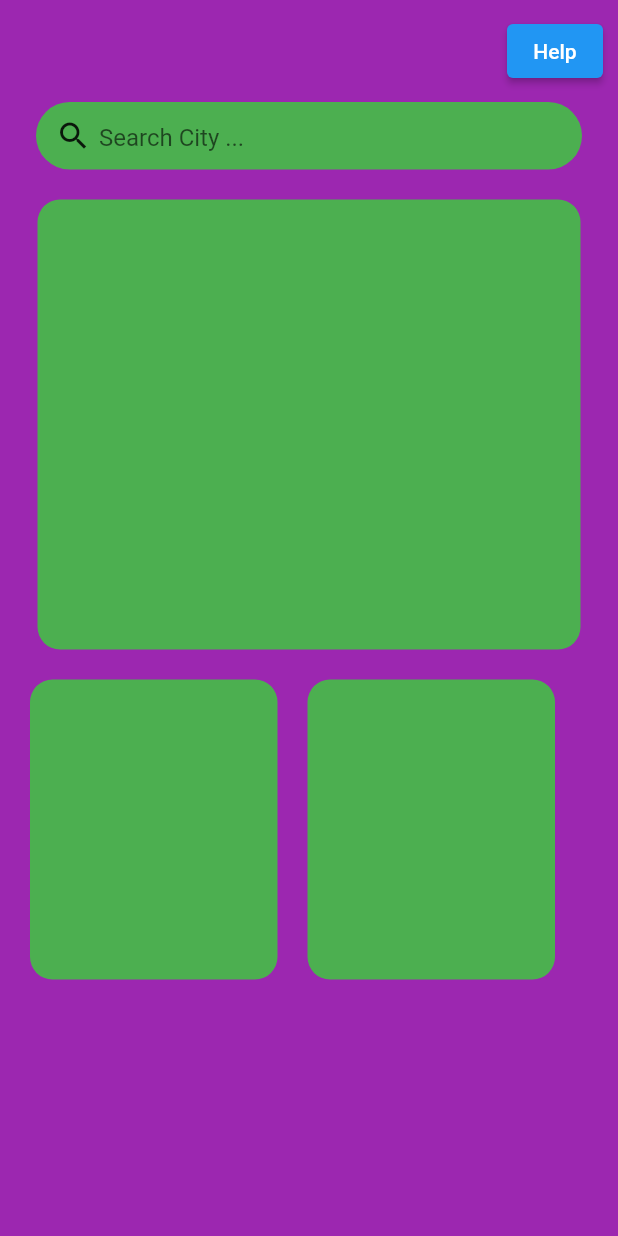
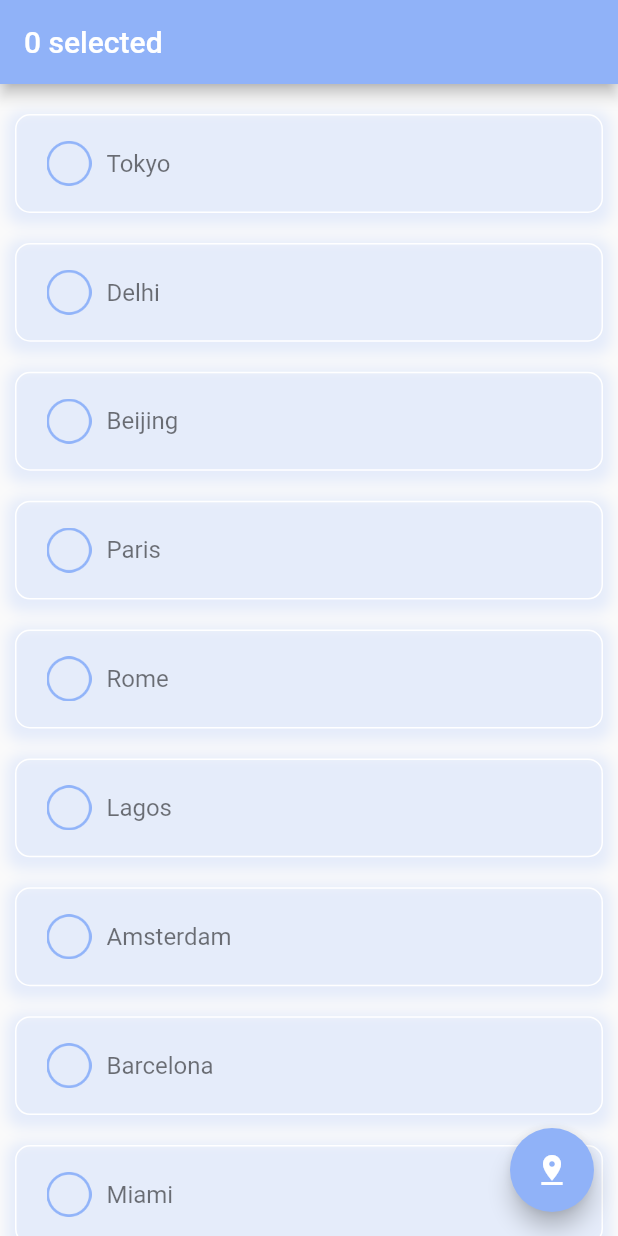
Before and after one commit to XresthaKiran/Weather-App, a Flutter app: the screen it shows after launch, on a phone screen of 412 x 824 dp. Run offline on Flutter 3.47's test engine with Material 2 defaults, Android fonts, the phone set to English and light mode, and no system bars; our stand-ins replace flutter_spinkit, google_fonts.

Commit message:
added_CityList

```diff
--- a/lib/main.dart
+++ b/lib/main.dart
@@ -1,6 +1,6 @@
 import 'package:flutter/material.dart';
 import 'package:weather_app/screen/help_screen.dart';
-import 'package:weather_app/screen/home_screen.dart';
+import 'package:weather_app/screen/search_location.dart';
 
 void main(){
   runApp(const MyApp());
@@ -17,7 +17,7 @@ class MyApp extends StatelessWidget {
       theme: ThemeData(
         primarySwatch: Colors.blue
       ),
-      home: const HelpScreen(),
+      home: const Welcome(),
     );
   }
 }
--- /dev/null
+++ b/lib/model/city.dart
@@ -0,0 +1,312 @@
+class City {
+  bool isSelected;
+  final String city;
+  final String country;
+  final bool isDefault;
+
+  City({
+    required this.isSelected,
+    required this.city,
+    required this.country,
+    required this.isDefault,
+  });
+
+  // List of Cities data
+  static List<City> citiesList = [
+    City(
+      isSelected: false,
+      city: 'London',
+      country: 'United Kingdom',
+      isDefault: true,
+    ),
+    City(
+      isSelected: false,
+      city: 'Tokyo',
+      country: 'Japan',
+      isDefault: false,
+    ),
+    City(
+      isSelected: false,
+      city: 'Delhi',
+      country: 'India',
+      isDefault: false,
+    ),
+    City(
+      isSelected: false,
+      city: 'Beijing',
+      country: 'China',
+      isDefault: false,
+    ),
+    City(
+      isSelected: false,
+      city: 'Paris',
+      country: 'France',
+      isDefault: false,
+    ),
+    City(
+      isSelected: false,
+      city: 'Rome',
+      country: 'Italy',
+      isDefault: false,
+    ),
+    City(
+      isSelected: false,
+      city: 'Lagos',
+      country: 'Nigeria',
+      isDefault: false,
+    ),
+    City(
+      isSelected: false,
+      city: 'Amsterdam',
+      country: 'Netherlands',
+      isDefault: false,
+    ),
+    City(
+      isSelected: false,
+      city: 'Barcelona',
+      country: 'Spain',
+      isDefault: false,
+    ),
+    City(
+      isSelected: false,
+      city: 'Miami',
+      country: 'United States',
+      isDefault: false,
+    ),
+    City(
+      isSelected: false,
+      city: 'Vienna',
+      country: 'Austria',
+      isDefault: false,
+    ),
+    City(
+      isSelected: false,
+      city: 'Berlin',
+      country: 'Germany',
+      isDefault: false,
+    ),
+    City(
+      isSelected: false,
+      city: 'Toronto',
+      country: 'Canada',
+      isDefault: false,
+    ),
+    City(
+      isSelected: false,
+      city: 'Brussels',
+      country: 'Belgium',
+      isDefault: false,
+    ),
+    City(
+      isSelected: false,
+      city: 'Nairobi',
+      country: 'Kenya',
+      isDefault: false,
+    ),
+    City(
+      isSelected: false,
+      city: 'Sydney',
+      country: 'Australia',
+      isDefault: false,
+    ),
+    City(
+      isSelected: false,
+      city: 'Cairo',
+      country: 'Egypt',
+      isDefault: false,
+    ),
+    City(
+      isSelected: false,
+      city: 'Mumbai',
+      country: 'India',
+      isDefault: false,
+    ),
+    City(
+      isSelected: false,
+      city: 'New York',
+      country: 'United States',
+      isDefault: false,
+    ),
+    City(
+      isSelected: false,
+      city: 'Moscow',
+      country: 'Russia',
+      isDefault: false,
+    ),
+    City(
+      isSelected: false,
+      city: 'Rio de Janeiro',
+      country: 'Brazil',
+      isDefault: false,
+    ),
+    City(
+      isSelected: false,
+      city: 'Cape Town',
+      country: 'South Africa',
+      isDefault: false,
+    ),
+    City(
+      isSelected: false,
+      city: 'Bangkok',
+      country: 'Thailand',
+      isDefault: false,
+    ),
+    City(
+      isSelected: false,
+      city: 'Seoul',
+      country: 'South Korea',
+      isDefault: false,
+    ),
+    City(
+      isSelected: false,
+      city: 'Istanbul',
+      country: 'Turkey',
+      isDefault: false,
+    ),
+    City(
+      isSelected: false,
+      city: 'Dubai',
+      country: 'United Arab Emirates',
+      isDefault: false,
+    ),
+    City(
+      isSelected: false,
+      city: 'São Paulo',
+      country: 'Brazil',
+      isDefault: false,
+    ),
+    City(
+      isSelected: false,
+      city: 'Shanghai',
+      country: 'China',
+      isDefault: false,
+    ),
+    City(
+      isSelected: false,
+      city: 'Karachi',
+      country: 'Pakistan',
+      isDefault: false,
+    ),
+    City(
+      isSelected: false,
+      city: 'Ho Chi Minh City',
+      country: 'Vietnam',
+      isDefault: false,
+    ),
+    City(
+      isSelected: false,
+      city: 'Kolkata',
+      country: 'India',
+      isDefault: false,
+    ),
+    City(
+      isSelected: false,
+      city: 'Jakarta',
+      country: 'Indonesia',
+      isDefault: false,
+    ),
+    City(
+      isSelected: false,
+      city: 'Taipei',
+      country: 'Taiwan',
+      isDefault: false,
+    ),
+    City(
+      isSelected: false,
+      city: 'Dhaka',
+      country: 'Bangladesh',
+      isDefault: false,
+    ),
+    City(
+      isSelected: false,
+      city: 'Manila',
+      country: 'Philippines',
+      isDefault: false,
+    ),
+    City(
+      isSelected: false,
+      city: 'Kuala Lumpur',
+      country: 'Malaysia',
+      isDefault: false,
+    ),
+    City(
+      isSelected: false,
+      city: 'Singapore',
+      country: 'Singapore',
+      isDefault: false,
+    ),
+    City(
+      isSelected: false,
+      city: 'Riyadh',
+      country: 'Saudi Arabia',
+      isDefault: false,
+    ),
+    City(
+      isSelected: false,
+      city: 'Tehran',
+      country: 'Iran',
+      isDefault: false,
+    ),
+    City(
+      isSelected: false,
+      city: 'Kathmandu',
+      country: 'Nepal',
+      isDefault: false,
+    ),
+    City(
+      isSelected: false,
+      city: 'Pokhara',
+      country: 'Nepal',
+      isDefault: false,
+    ),
+    City(
+      isSelected: false,
+      city: 'Biratnagar',
+      country: 'Nepal',
+      isDefault: false,
+    ),
+    City(
+      isSelected: false,
+      city: 'Lalitpur',
+      country: 'Nepal',
+      isDefault: false,
+    ),
+    City(
+      isSelected: false,
+      city: 'Bharatpur',
+      country: 'Nepal',
+      isDefault: false,
+    ),
+    City(
+      isSelected: false,
+      city: 'Birgunj',
+      country: 'Nepal',
+      isDefault: false,
+    ),
+    City(
+      isSelected: false,
+      city: 'Dharan',
+      country: 'Nepal',
+      isDefault: false,
+    ),
+    City(
+      isSelected: false,
+      city: 'Butwal',
+      country: 'Nepal',
+      isDefault: false,
+    ),
+    City(
+      isSelected: false,
+      city: 'Hetauda',
+      country: 'Nepal',
+      isDefault: false,
+    ),
+  ];
+
+  // Get the selected cities
+  static List<City> getSelectedCities() {
+    List<City> selectedCities =
+        City.citiesList.where((city) => city.isSelected == true).toList();
+    return selectedCities;
+  }
+}
--- /dev/null
+++ b/lib/model/constants.dart
@@ -0,0 +1,6 @@
+import 'package:flutter/material.dart';
+
+class Constants{
+  final Color primaryColor = const Color(0xff90B2F9);
+  final Color secondaryColor = const Color(0xff90B2F8);
+}
--- a/lib/screen/home_screen.dart
+++ b/lib/screen/home_screen.dart
@@ -1,6 +1,10 @@
 import 'package:flutter/cupertino.dart';
 import 'package:flutter/material.dart';
+import 'package:google_fonts/google_fonts.dart';
+import 'package:weather_app/model/city.dart';
+import 'package:weather_app/model/weather.dart';
 import 'package:weather_app/screen/help_screen.dart';
+import 'package:weather_app/services/weather_api.dart';
 
 class Homepage extends StatefulWidget {
   const Homepage({super.key});
@@ -10,34 +14,56 @@ class Homepage extends StatefulWidget {
 }
 
 class _HomepageState extends State<Homepage> {
+
+  List<Weather> weather=[];
+
+  TextEditingController searchController = TextEditingController();
   @override
   Widget build(BuildContext context) {
     return Scaffold(
       resizeToAvoidBottomInset: false,
       body: SafeArea(
         child: Container(
+          height: MediaQuery.of(context).size.height,
+          width: MediaQuery.of(context).size.width,
           color: Colors.purple,
+          child: SingleChildScrollView(
             child: Column(
               children: [
                 Row(
-                mainAxisAlignment: MainAxisAlignment.end,
+                  mainAxisAlignment: MainAxisAlignment.spaceBetween,
                   children: [
-
                     Padding(
-                    padding: const EdgeInsets.only(right: 10,top: 10),
-                    child: ElevatedButton(onPressed: () {
-                      Navigator.push(context, MaterialPageRoute(builder: (context)=>HelpScreen()));
+                      padding: const EdgeInsets.only(left: 10, top: 10),
+                      child: Text(
+                        'Weather APP',
+                        style: GoogleFonts.poppins(
+                          fontSize: 32,
+                          fontWeight: FontWeight.w300,
+                          color: const Color(0xfff7e5b7),
+                        ),
+                      ),
+                    ),
+                    Padding(
+                      padding: const EdgeInsets.only(right: 10, top: 10),
+                      child: ElevatedButton(
+                        onPressed: () {
+                          Navigator.push(
+                              context,
+                              MaterialPageRoute(
+                                  builder: (context) => HelpScreen()));
                         },
-
-
-                    child: Text('Help'),),
+                        child: Text('Help'),
+                      ),
                     ),
                   ],
                 ),
+
                 Container(
                   height: 45,
                   padding: EdgeInsets.symmetric(horizontal: 8),
-                margin: EdgeInsets.only(left: 24,right: 24,top: 10,bottom: 20),
+                  margin:
+                      EdgeInsets.only(left: 24, right: 24, top: 10, bottom: 20),
                   decoration: BoxDecoration(
                       color: Colors.green,
                       borderRadius: BorderRadius.circular(25)),
@@ -56,13 +82,25 @@ class _HomepageState extends State<Homepage> {
                       ),
                       Expanded(
                           child: TextField(
+                            controller: searchController,
+
                         decoration: InputDecoration(
                             border: InputBorder.none,
-                          hintText: 'Search City ...'),
+                            hintText: 'Search any City Name...'),
                       ))
                     ],
                   ),
                 ),
+                Container(
+                  decoration: BoxDecoration(
+                    borderRadius: BorderRadius.circular(15),
+                    color: Colors.green,
+                  ),
+                  margin: EdgeInsets.symmetric(horizontal: 25),
+                  padding: EdgeInsets.all(20),
+                  height: 80,
+                ),
+                SizedBox(height: 15,),
                 Container(
                   height: 300,
                   decoration: BoxDecoration(
@@ -102,6 +140,9 @@ class _HomepageState extends State<Homepage> {
             ),
           ),
         ),
+      ),
     );
   }
+
+
 }
--- /dev/null
+++ b/lib/screen/search_location.dart
@@ -0,0 +1,81 @@
+import 'package:flutter/material.dart';
+import 'package:weather_app/model/city.dart';
+import 'package:weather_app/model/constants.dart';
+import 'package:weather_app/screen/home_screen.dart';
+
+
+class Welcome extends StatefulWidget {
+  const Welcome({Key? key}) : super(key: key);
+
+  @override
+  State<Welcome> createState() => _WelcomeState();
+}
+
+class _WelcomeState extends State<Welcome> {
+  @override
+  Widget build(BuildContext context) {
+    List<City> cities = City.citiesList.where((city) => city.isDefault == false).toList();
+    List<City> selectedCities = City.getSelectedCities();
+
+    Constants myConstants = Constants();
+    Size size = MediaQuery.of(context).size;
+
+    return Scaffold(
+      appBar: AppBar(
+        automaticallyImplyLeading: false,
+        backgroundColor: myConstants.secondaryColor,
+        title: Text(selectedCities.length.toString() + ' selected'),
+      ),
+      body: ListView.builder(
+        physics: const BouncingScrollPhysics(),
+        itemCount: cities.length,
+        itemBuilder: (BuildContext context, int index){
+          return Container(
+            margin: const EdgeInsets.only(left: 10, top: 20, right: 10),
+            padding: const EdgeInsets.symmetric(horizontal: 20),
+            height: size.height * .08,
+            width: size.width,
+            decoration: BoxDecoration(
+              border: cities[index].isSelected == true ? Border.all(
+                color: myConstants.secondaryColor.withOpacity(.6),
+                width: 2,
+              ) : Border.all(color: Colors.white),
+              borderRadius: const BorderRadius.all(Radius.circular(10)),
+              boxShadow: [
+                BoxShadow(
+                  color: myConstants.primaryColor.withOpacity(.2),
+                  spreadRadius: 5,
+                  blurRadius: 7,
+                  offset: const Offset(0, 3),
+                )
+              ]
+            ),
+            child: Row(
+              children: [
+                GestureDetector(
+                  onTap: (){
+                    setState(() {
+                      cities[index].isSelected =! cities[index].isSelected;
+                    });
+                  },
+                    child: Image.asset(cities[index].isSelected == true ? 'assets/checked.png' : 'assets/unchecked.png', width: 30,)),
+                const SizedBox( width: 10,),
+                Text(cities[index].city, style: TextStyle(
+                  fontSize: 16,
+                  color: cities[index].isSelected == true ? myConstants.primaryColor : Colors.black54,
+                ),)
+              ],
+            ),
+          );
+        },
+      ),
+      floatingActionButton: FloatingActionButton(
+        backgroundColor: myConstants.secondaryColor,
+        child: const Icon(Icons.pin_drop),
+        onPressed: (){
+          Navigator.pushReplacement(context, MaterialPageRoute(builder: (context) => const Homepage()));
+        },
+      ),
+    );
+  }
+}
--- a/lib/services/weather_api.dart
+++ b/lib/services/weather_api.dart
@@ -5,19 +5,26 @@ import 'package:weather_app/model/temp_condition.dart';
 import 'package:weather_app/model/weather.dart';
 
 class WeatherApi{
-    static Future<List<Weather>> getData(String location) async {
-    const url='http://api.weatherapi.com/v1/current.json?key=1bc0383d81444b58b1432929200711&q=';
-    final uri=Uri.parse(url + location);
-    final response =await http.get(uri);
-    final body= response.body;
-    final json=jsonDecode(body);
-    final results=json as List<dynamic>;
-    final information = results.map((e){
-      final location= Location(name: e['location']['name'], country: e['location']['country'], lat: e['location']['lat'], lon: e['location']['lon']);
-      final condition = WeatherCondition(text:e['current']['condition']['text'], icon: e['current']['condition']['icon']);
-      final current = Current(temp: e['temp_c'], condition: condition);
-      return Weather(location: location, current: current);
-    }).toList();
-     return information;
-  }
+    static Future<Weather> getData() async {
+  const url = 'http://api.weatherapi.com/v1/current.json?key=1bc0383d81444b58b1432929200711&q=London';
+  final uri = Uri.parse(url);
+  final response = await http.get(uri);
+  final body = response.body;
+  final json = jsonDecode(body);
+  final location = Location(
+    name: json['location']['name'],
+    country: json['location']['country'],
+    lat: json['location']['lat'],
+    lon: json['location']['lon'],
+  );
+  final condition = WeatherCondition(
+    text: json['current']['condition']['text'],
+    icon: json['current']['condition']['icon'],
+  );
+  final current = Current(
+    temp: json['current']['temp_c'],
+    condition: condition,
+  );
+  return Weather(location: location, current: current);
 }
+}
```
Also changed, not shown: assets/checked.png (added), assets/unchecked.png (added). Lines whose indentation alone changed are shown as unchanged.
